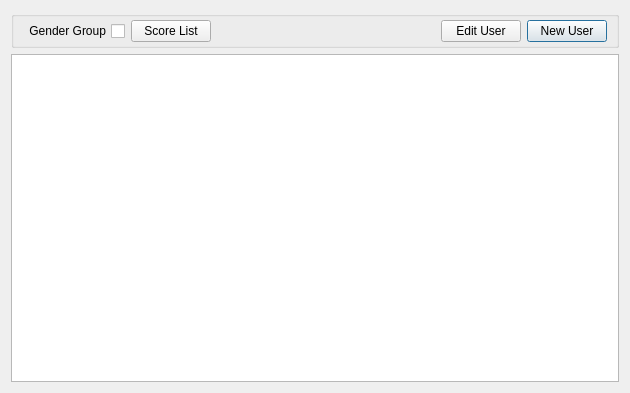
Old version of the form usermanagement.ui in the repository nournia/ketabkhaane.
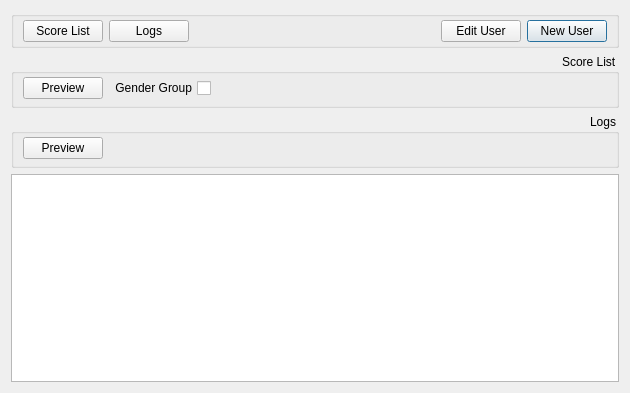
New version of the form. Icons and pictures are not drawn.

The edit to the form file:
```diff
--- a/usermanagement.ui
+++ b/usermanagement.ui
@@ -62,7 +62,18 @@
        </spacer>
       </item>
       <item>
-       <widget class="QPushButton" name="bMatchList">
+       <widget class="QPushButton" name="bLogs">
+        <property name="text">
+         <string>Logs</string>
+        </property>
+        <property name="icon">
+         <iconset resource="resources.qrc">
+          <normaloff>:/images/log.png</normaloff>:/images/log.png</iconset>
+        </property>
+       </widget>
+      </item>
+      <item>
+       <widget class="QPushButton" name="bScoreList">
         <property name="text">
          <string>Score List</string>
         </property>
@@ -72,6 +83,34 @@
         </property>
        </widget>
       </item>
+     </layout>
+    </widget>
+   </item>
+   <item>
+    <widget class="QGroupBox" name="gScoreList">
+     <property name="title">
+      <string>Score List</string>
+     </property>
+     <layout class="QHBoxLayout" name="horizontalLayout_2">
+      <property name="topMargin">
+       <number>3</number>
+      </property>
+      <property name="bottomMargin">
+       <number>6</number>
+      </property>
+      <item>
+       <spacer name="horizontalSpacer_2">
+        <property name="orientation">
+         <enum>Qt::Horizontal</enum>
+        </property>
+        <property name="sizeHint" stdset="0">
+         <size>
+          <width>412</width>
+          <height>20</height>
+         </size>
+        </property>
+       </spacer>
+      </item>
       <item>
        <widget class="QCheckBox" name="cGenderGroup">
         <property name="text">
@@ -79,6 +118,56 @@
         </property>
        </widget>
       </item>
+      <item>
+       <widget class="QPushButton" name="bPreviewScoreList">
+        <property name="text">
+         <string>Preview</string>
+        </property>
+        <property name="icon">
+         <iconset resource="resources.qrc">
+          <normaloff>:/images/preview.png</normaloff>:/images/preview.png</iconset>
+        </property>
+       </widget>
+      </item>
+     </layout>
+    </widget>
+   </item>
+   <item>
+    <widget class="QGroupBox" name="gLogs">
+     <property name="title">
+      <string>Logs</string>
+     </property>
+     <layout class="QHBoxLayout" name="horizontalLayout_3">
+      <property name="topMargin">
+       <number>3</number>
+      </property>
+      <property name="bottomMargin">
+       <number>6</number>
+      </property>
+      <item>
+       <spacer name="horizontalSpacer_3">
+        <property name="orientation">
+         <enum>Qt::Horizontal</enum>
+        </property>
+        <property name="sizeHint" stdset="0">
+         <size>
+          <width>508</width>
+          <height>20</height>
+         </size>
+        </property>
+       </spacer>
+      </item>
+      <item>
+       <widget class="QPushButton" name="bPreviewLogs">
+        <property name="text">
+         <string>Preview</string>
+        </property>
+        <property name="icon">
+         <iconset resource="resources.qrc">
+          <normaloff>:/images/preview.png</normaloff>:/images/preview.png</iconset>
+        </property>
+       </widget>
+      </item>
      </layout>
     </widget>
    </item>
```
Left out of the diff: 8 changed lines with no effect on the pictures.
